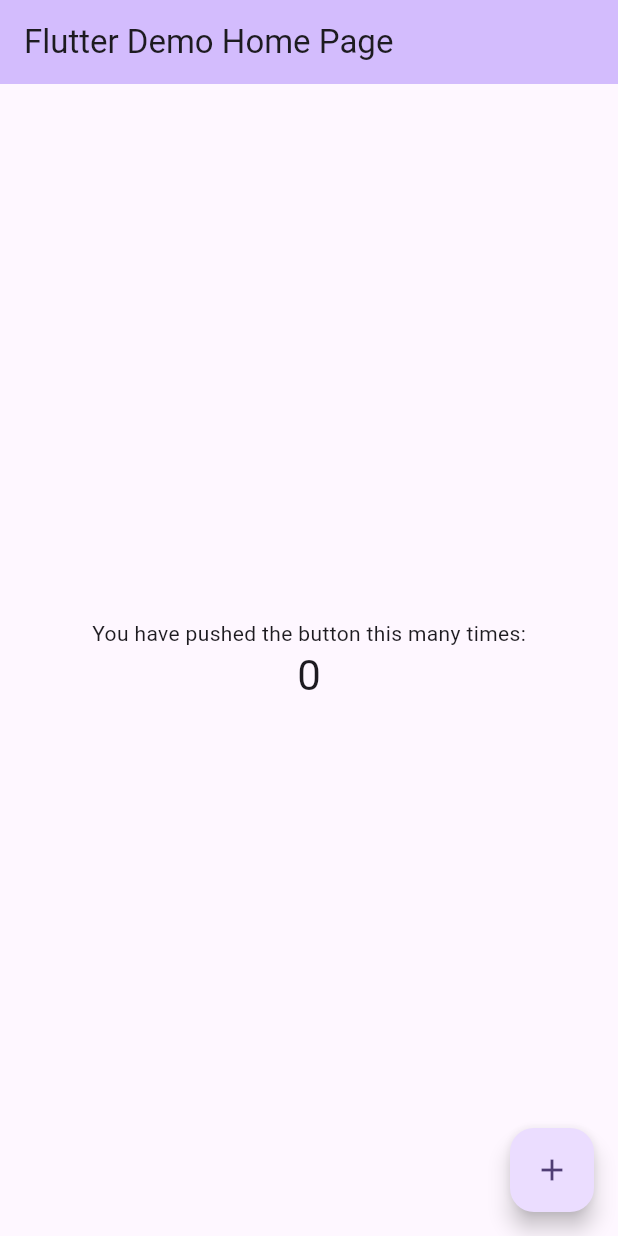
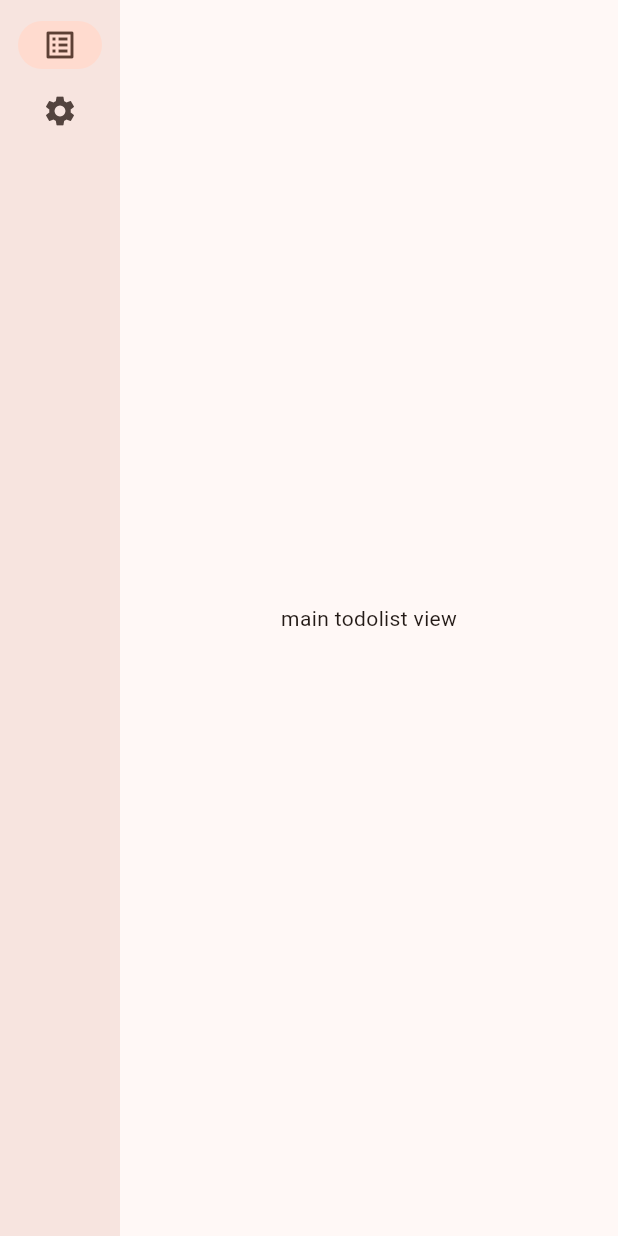
Before and after one commit to B1LLP4RK/todo_list_app, a Flutter app: the screen it shows after launch, on a phone screen of 412 x 824 dp. Run offline on Flutter 3.47's test engine with Material 3 defaults, Android fonts, the phone set to English and light mode, and no system bars.

```diff
--- a/lib/main.dart
+++ b/lib/main.dart
@@ -11,56 +11,67 @@ class MyApp extends StatelessWidget {
   @override
   Widget build(BuildContext context) {
     return MaterialApp(
-      title: 'Flutter Demo',
+      title: 'Todo List App',
       theme: ThemeData(
-        colorScheme: ColorScheme.fromSeed(seedColor: Colors.deepPurple),
+        colorScheme: ColorScheme.fromSeed(seedColor: Colors.brown),
       ),
-      home: const MyHomePage(title: 'Flutter Demo Home Page'),
+      home: Scaffold(body: MyHomePage()),
     );
   }
 }
 
 class MyHomePage extends StatefulWidget {
-  const MyHomePage({super.key, required this.title});
-  final String title;
+  const MyHomePage({super.key});
 
   @override
   State<MyHomePage> createState() => _MyHomePageState();
 }
 
 class _MyHomePageState extends State<MyHomePage> {
-  int _counter = 0;
+  int _selectedIndex = 0;
+  @override
+  Widget build(BuildContext context) {
+    return Row(
+      children: [
+        NavigationRail(
+          destinations: [
+            NavigationRailDestination(
+              icon: Icon(Icons.list_alt),
+              label: Text('todo List'),
+            ),
+            NavigationRailDestination(
+              icon: Icon(Icons.settings),
+              label: Text('setting'),
+            ),
+          ],
 
-  void _incrementCounter() {
-    setState(() {
-      _counter++;
-    });
+          selectedIndex: 0,
+          backgroundColor: Theme.of(context).colorScheme.surfaceContainerHigh,
+          onDestinationSelected: (selectedIndex) {
+            setState(() {
+              _selectedIndex = selectedIndex;
+            });
+          },
+        ),
+        Expanded(child: MainContent(selectedIndex: _selectedIndex)),
+      ],
+    );
   }
+}
+
+class MainContent extends StatelessWidget {
+  final int selectedIndex;
+  const MainContent({super.key, required this.selectedIndex});
 
   @override
   Widget build(BuildContext context) {
-    return Scaffold(
-      appBar: AppBar(
-        backgroundColor: Theme.of(context).colorScheme.inversePrimary,
-        title: Text(widget.title),
-      ),
-      body: Center(
-        child: Column(
-          mainAxisAlignment: MainAxisAlignment.center,
-          children: <Widget>[
-            const Text('You have pushed the button this many times:'),
-            Text(
-              '$_counter',
-              style: Theme.of(context).textTheme.headlineMedium,
-            ),
-          ],
-        ),
-      ),
-      floatingActionButton: FloatingActionButton(
-        onPressed: _incrementCounter,
-        tooltip: 'Increment',
-        child: const Icon(Icons.add),
-      ), // This trailing comma makes auto-formatting nicer for build methods.
-    );
+    switch (selectedIndex) {
+      case 0:
+        return Center(child: Text('main todolist view'));
+      case 1:
+        return Center(child: Text('settings page'));
+      default:
+        return Placeholder();
+    }
   }
 }
```
